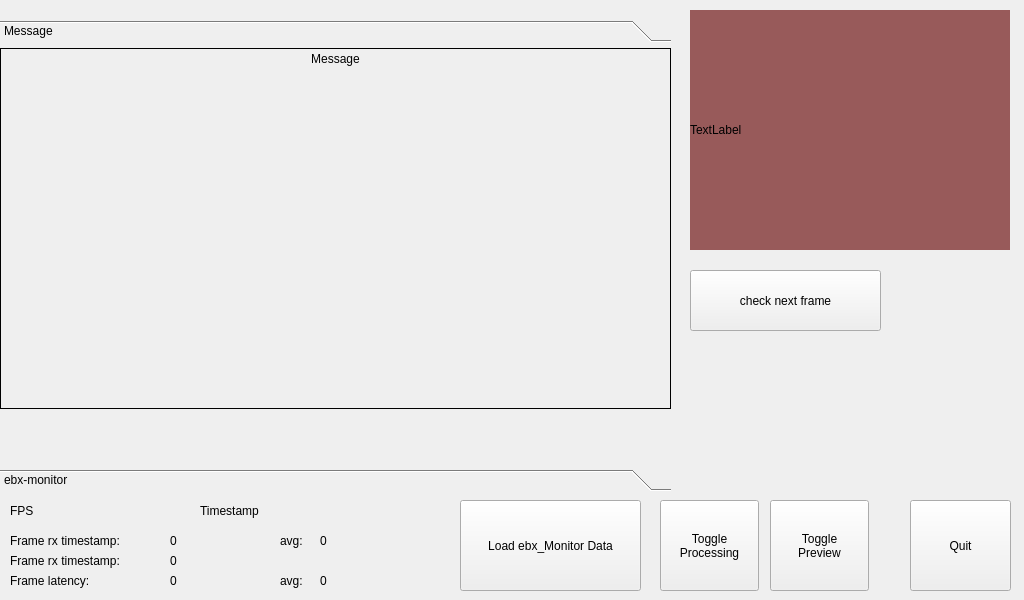
First picture: the form in eyetrackerwindow.ui, repository EBXFS15/EyeTrackerQt, before the edit.
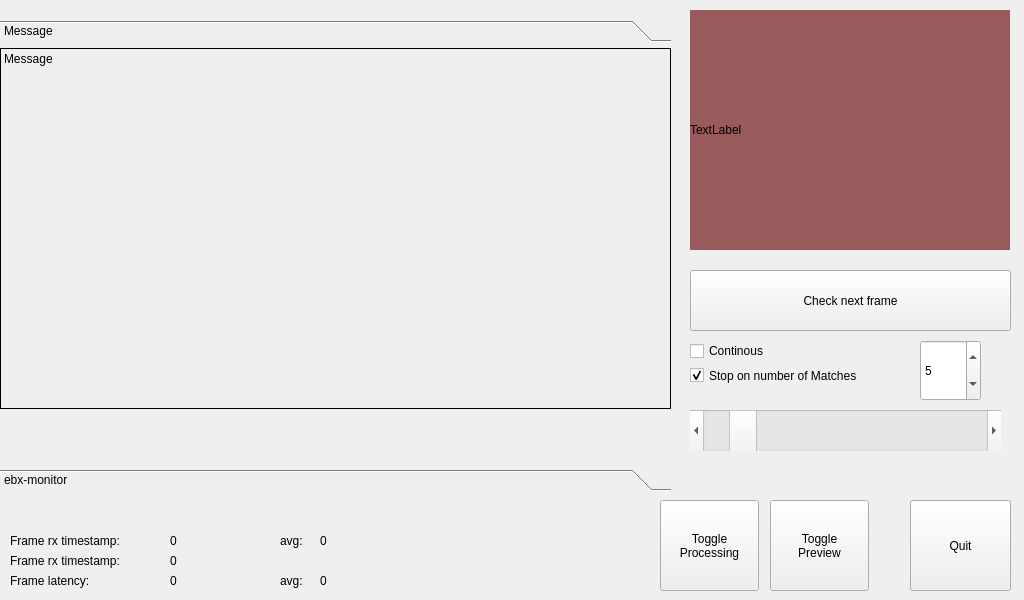
Second picture: the form after the edit. The open tabs and pages were chosen to show the change.

Commit message: Better logging data. Name refactoring.

```diff
--- a/eyetrackerwindow.ui
+++ b/eyetrackerwindow.ui
@@ -55,32 +55,6 @@
      <string>Quit</string>
     </property>
    </widget>
-   <widget class="QLabel" name="label_timestamp">
-    <property name="geometry">
-     <rect>
-      <x>200</x>
-      <y>500</y>
-      <width>291</width>
-      <height>21</height>
-     </rect>
-    </property>
-    <property name="text">
-     <string>Timestamp</string>
-    </property>
-   </widget>
-   <widget class="QLabel" name="label_fps">
-    <property name="geometry">
-     <rect>
-      <x>10</x>
-      <y>500</y>
-      <width>191</width>
-      <height>21</height>
-     </rect>
-    </property>
-    <property name="text">
-     <string>FPS</string>
-    </property>
-   </widget>
    <widget class="QToolBox" name="toolBox">
     <property name="geometry">
      <rect>
@@ -101,8 +75,8 @@
       <rect>
        <x>0</x>
        <y>0</y>
-       <width>100</width>
-       <height>30</height>
+       <width>671</width>
+       <height>409</height>
       </rect>
      </property>
      <attribute name="label">
@@ -124,7 +98,7 @@
        <string>Message</string>
       </property>
       <property name="alignment">
-       <set>Qt::AlignHCenter|Qt::AlignTop</set>
+       <set>Qt::AlignLeading|Qt::AlignLeft|Qt::AlignTop</set>
       </property>
      </widget>
     </widget>
@@ -155,19 +129,6 @@
      </widget>
     </widget>
    </widget>
-   <widget class="QPushButton" name="pushButton">
-    <property name="geometry">
-     <rect>
-      <x>460</x>
-      <y>500</y>
-      <width>181</width>
-      <height>91</height>
-     </rect>
-    </property>
-    <property name="text">
-     <string>Load ebx_Monitor Data</string>
-    </property>
-   </widget>
    <widget class="QLabel" name="label_rxtime">
     <property name="geometry">
      <rect>
@@ -279,12 +240,12 @@
      <rect>
       <x>690</x>
       <y>270</y>
-      <width>191</width>
+      <width>321</width>
       <height>61</height>
      </rect>
     </property>
     <property name="text">
-     <string>check next frame</string>
+     <string>Check next frame</string>
     </property>
    </widget>
    <widget class="QLabel" name="label_fps_avg_txt">
@@ -339,6 +300,67 @@
      <string>0</string>
     </property>
    </widget>
+   <widget class="QCheckBox" name="chk_interception">
+    <property name="geometry">
+     <rect>
+      <x>690</x>
+      <y>340</y>
+      <width>97</width>
+      <height>22</height>
+     </rect>
+    </property>
+    <property name="text">
+     <string>Continous</string>
+    </property>
+   </widget>
+   <widget class="QCheckBox" name="chk_stop_interception">
+    <property name="geometry">
+     <rect>
+      <x>690</x>
+      <y>360</y>
+      <width>241</width>
+      <height>31</height>
+     </rect>
+    </property>
+    <property name="text">
+     <string>Stop on number of Matches</string>
+    </property>
+    <property name="checked">
+     <bool>true</bool>
+    </property>
+   </widget>
+   <widget class="QSpinBox" name="nbr_stop_interception">
+    <property name="geometry">
+     <rect>
+      <x>920</x>
+      <y>340</y>
+      <width>61</width>
+      <height>61</height>
+     </rect>
+    </property>
+    <property name="value">
+     <number>5</number>
+    </property>
+   </widget>
+   <widget class="QScrollBar" name="scr_delay_enqueuing">
+    <property name="geometry">
+     <rect>
+      <x>690</x>
+      <y>410</y>
+      <width>311</width>
+      <height>41</height>
+     </rect>
+    </property>
+    <property name="maximum">
+     <number>100</number>
+    </property>
+    <property name="value">
+     <number>10</number>
+    </property>
+    <property name="orientation">
+     <enum>Qt::Horizontal</enum>
+    </property>
+   </widget>
   </widget>
  </widget>
  <layoutdefault spacing="6" margin="11"/>
```
Left out of the diff: 6 changed lines with no effect on the pictures. The commit also changes 11 other files.
